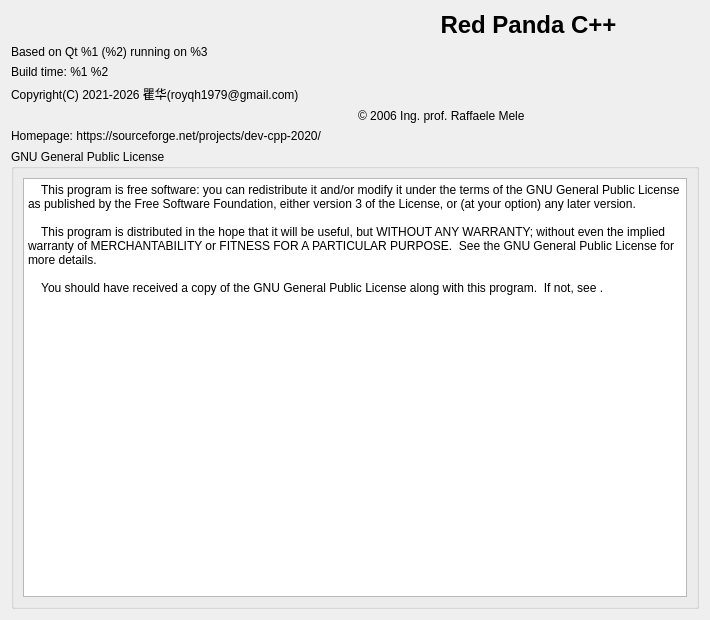
Old version of the form RedPandaIDE/src/widgets/aboutdialog.ui in the repository lellomele/RedPanda-Rust.
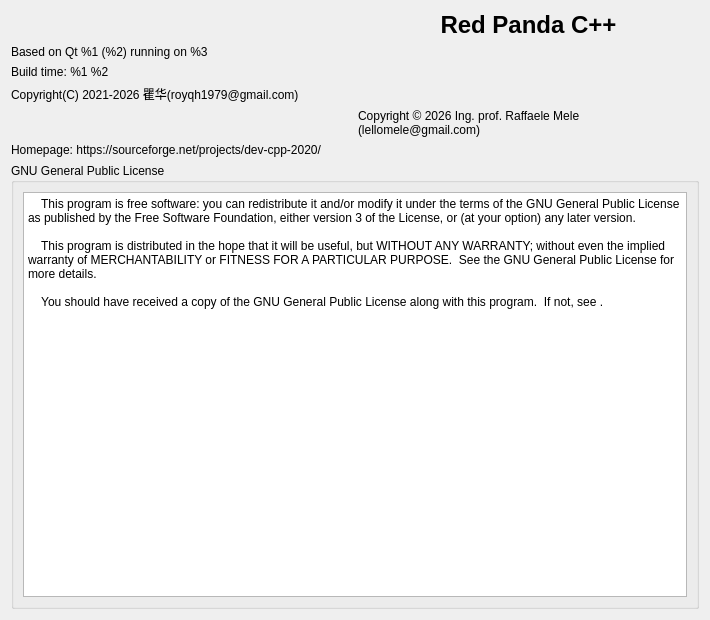
New version of the form. Icons and pictures are not drawn.

Commit message: Update fork copyright and preserve original code attribution

What changed in the file:
```diff
--- a/RedPandaIDE/src/widgets/aboutdialog.ui
+++ b/RedPandaIDE/src/widgets/aboutdialog.ui
@@ -89,7 +89,7 @@
      </item>
      <item>
       <widget class="QLabel" name="lblForkCopyright">
-       <property name="text"><string notr="true">© 2006 Ing. prof. Raffaele Mele</string></property>
+       <property name="text"><string notr="true">Copyright © 2026 Ing. prof. Raffaele Mele (lellomele@gmail.com)</string></property>
        <property name="textFormat"><enum>Qt::PlainText</enum></property>
        <property name="wordWrap"><bool>true</bool></property>
       </widget>
```
The commit also changes 7 other files.
